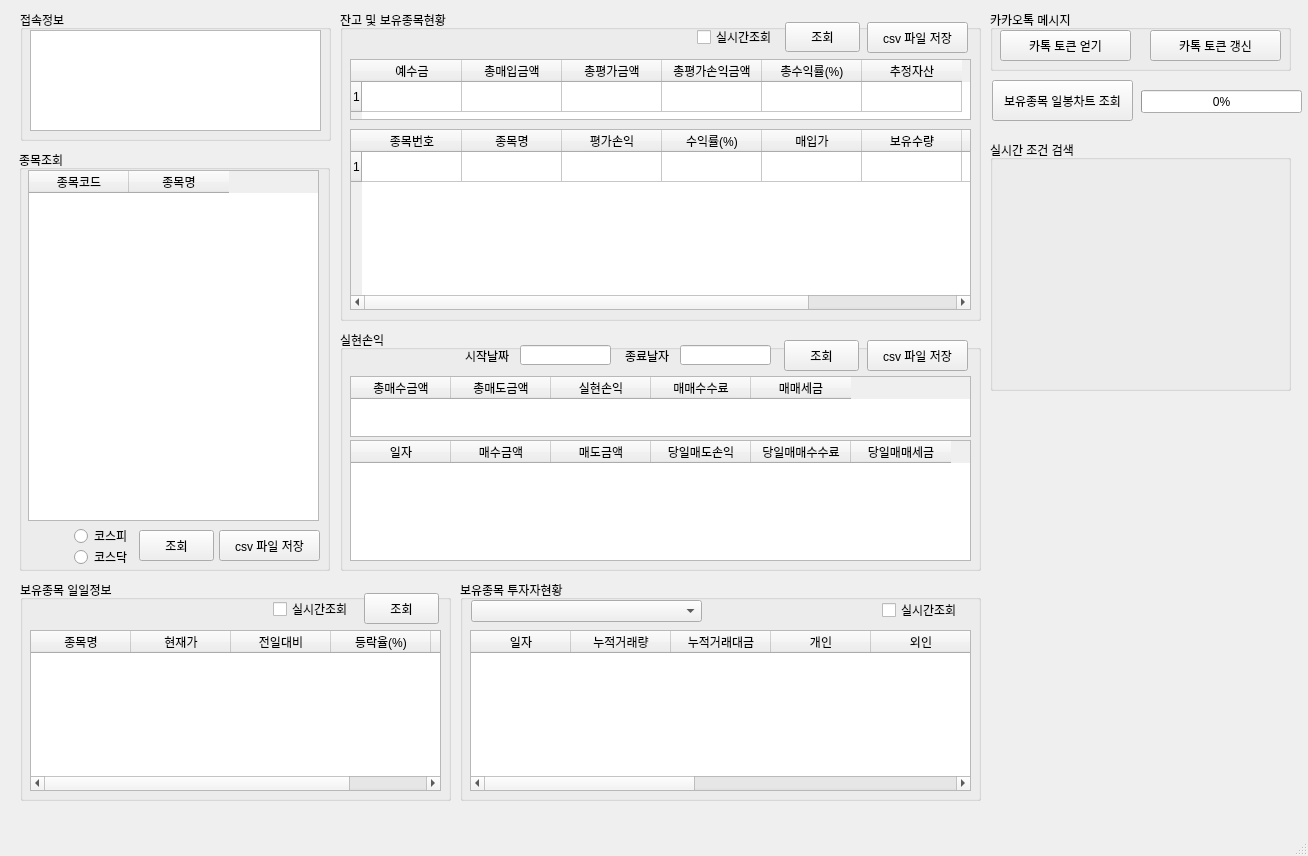
Qt form MyTrader.ui (pjm8702/jasam) before a commit.
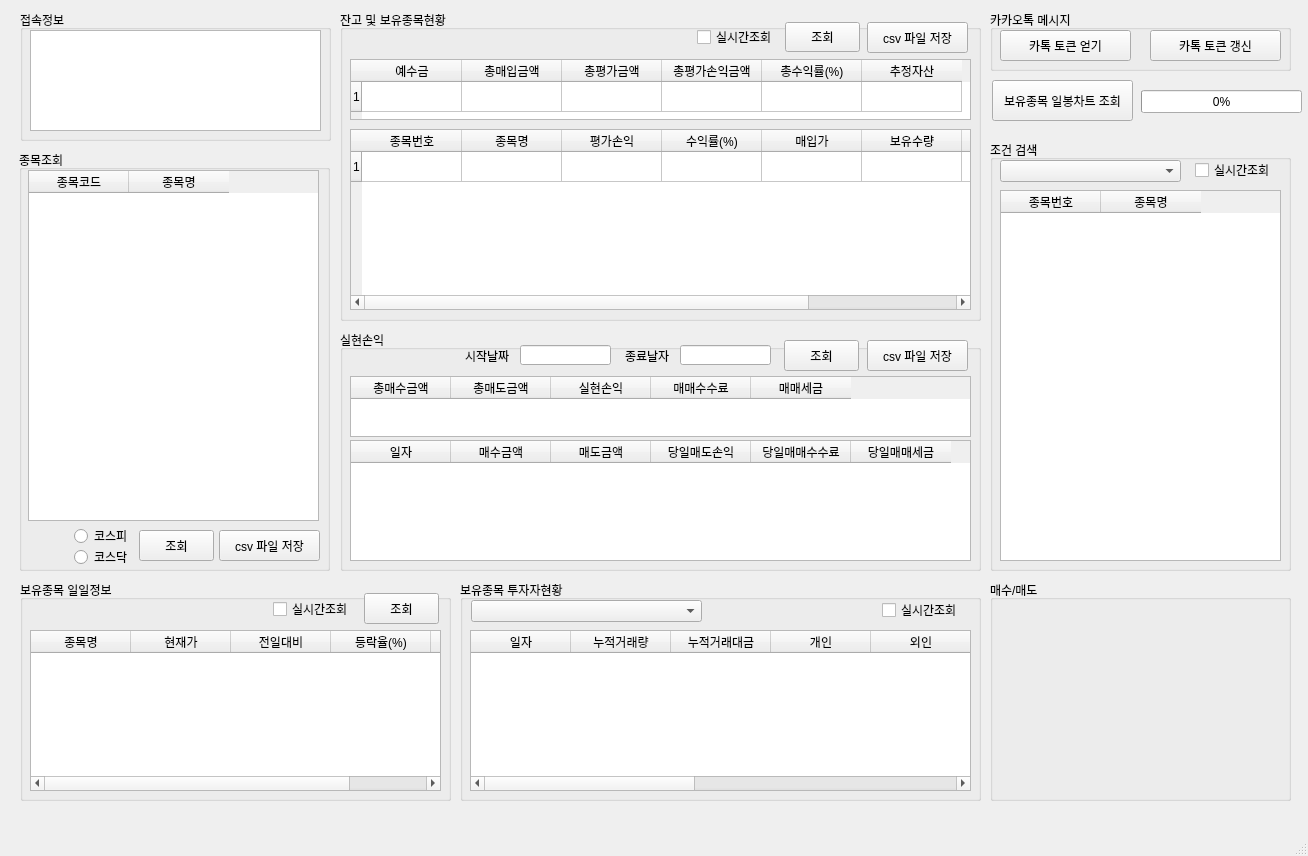
The same form after that commit.

Commit message: 조건검색 UI 화면 출력, 실시간 조회, 카톡 메시지 송신 기능 추가

Patch:
```diff
--- a/MyTrader.ui
+++ b/MyTrader.ui
@@ -629,12 +629,55 @@
       <x>990</x>
       <y>140</y>
       <width>301</width>
-      <height>251</height>
+      <height>431</height>
      </rect>
     </property>
     <property name="title">
-     <string>실시간 조건 검색</string>
+     <string>조건 검색</string>
     </property>
+    <widget class="QComboBox" name="comboBox_2">
+     <property name="geometry">
+      <rect>
+       <x>10</x>
+       <y>20</y>
+       <width>181</width>
+       <height>22</height>
+      </rect>
+     </property>
+    </widget>
+    <widget class="QCheckBox" name="checkBox_4">
+     <property name="geometry">
+      <rect>
+       <x>205</x>
+       <y>22</y>
+       <width>81</width>
+       <height>16</height>
+      </rect>
+     </property>
+     <property name="text">
+      <string>실시간조회</string>
+     </property>
+    </widget>
+    <widget class="QTableWidget" name="tableWidget_8">
+     <property name="geometry">
+      <rect>
+       <x>10</x>
+       <y>50</y>
+       <width>281</width>
+       <height>371</height>
+      </rect>
+     </property>
+     <column>
+      <property name="text">
+       <string>종목번호</string>
+      </property>
+     </column>
+     <column>
+      <property name="text">
+       <string>종목명</string>
+      </property>
+     </column>
+    </widget>
    </widget>
    <widget class="QGroupBox" name="groupBox_8">
     <property name="geometry">
@@ -675,6 +718,19 @@
      </property>
     </widget>
    </widget>
+   <widget class="QGroupBox" name="groupBox_9">
+    <property name="geometry">
+     <rect>
+      <x>990</x>
+      <y>580</y>
+      <width>301</width>
+      <height>221</height>
+     </rect>
+    </property>
+    <property name="title">
+     <string>매수/매도</string>
+    </property>
+   </widget>
   </widget>
   <widget class="QMenuBar" name="menubar">
    <property name="geometry">
```
The commit also changes 3 other files.
